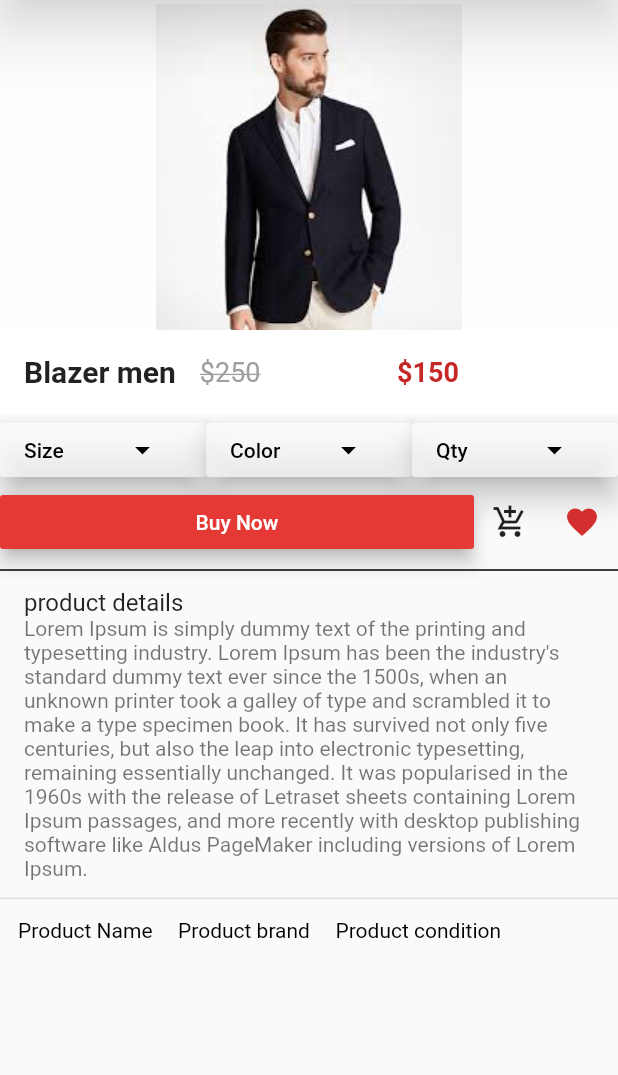
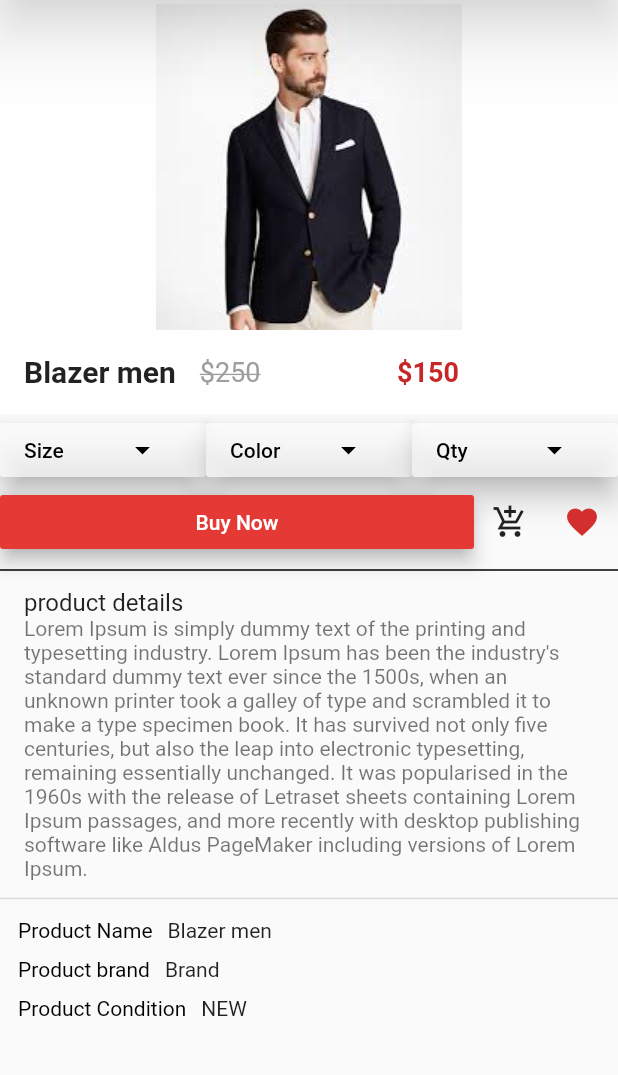
Before and after one commit to Aryan-goel/FashionPoint, a Flutter app: the screen it shows after launch, after a tap on "Blazer men", on a phone screen of 412 x 824 dp, the part 120-1195 px from its top. Run offline on Flutter 3.47's test engine with Material 2 defaults, Android fonts, the phone set to English and light mode, and no system bars; our stand-ins replace carousel_pro.

Commit message:
second commit

```diff
--- a/lib/pages/product_details.dart
+++ b/lib/pages/product_details.dart
@@ -22,7 +22,8 @@ class _ProductDetailsState extends State<ProductDetails> {
         appBar: AppBar(
           actions: [
             IconButton(icon: Icon(Icons.search), onPressed: () {}),
-          IconButton(icon: Icon(Icons.shopping_cart_outlined), onPressed: () {})
+            IconButton(
+                icon: Icon(Icons.shopping_cart_outlined), onPressed: () {})
           ],
           elevation: 20,
           backgroundColor: Colors.red[800],
@@ -31,8 +32,7 @@ class _ProductDetailsState extends State<ProductDetails> {
             style: TextStyle(fontSize: 20),
           ),
         ),
-      body: ListView(
-        children: [
+        body: ListView(children: [
           Container(
             height: 300,
             child: GridTile(
@@ -221,6 +221,14 @@ class _ProductDetailsState extends State<ProductDetails> {
                 ),
               ),
               Padding(
+                padding: EdgeInsets.all(5),
+                child: Text(widget.Product_detail_name),
+              )
+            ],
+          ),
+          Row(
+            children: <Widget>[
+              Padding(
                 padding: EdgeInsets.fromLTRB(12, 5, 5, 5),
                 child: Text(
                   "Product brand",
@@ -228,16 +236,28 @@ class _ProductDetailsState extends State<ProductDetails> {
                 ),
               ),
               Padding(
+                padding: EdgeInsets.all(5),
+                child: Text("Brand"),
+              )
+            ],
+          ),
+
+          //*! add product condition!*//
+          Row(
+            children: <Widget>[
+              Padding(
                 padding: EdgeInsets.fromLTRB(12, 5, 5, 5),
                 child: Text(
-                  "Product condition",
+                  "Product Condition",
                   style: TextStyle(color: Colors.black),
                 ),
+              ),
+              Padding(
+                padding: EdgeInsets.all(5),
+                child: Text("NEW"),
               )
             ],
           )
-        ],
-      ),
-    );
+        ]));
   }
 }
```
Lines whose indentation alone changed are shown as unchanged.
